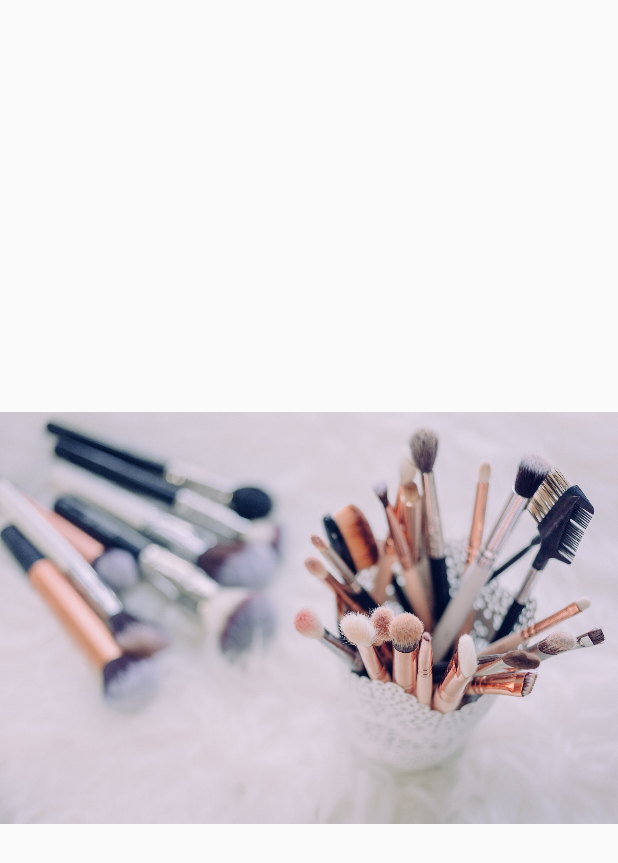
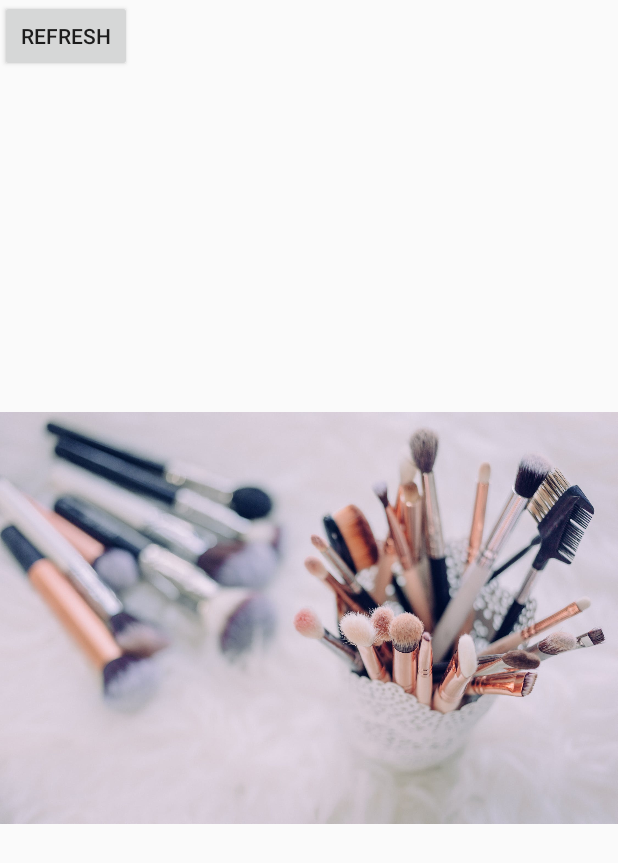
Before and after one commit to tiensi/RikaiPic, an Android app: the layout activity_rikai_pic_collapsed.xml on its own in the app's theme, with its tools: preview values and no code run, on a phone screen of 412 x 824 dp. Shown: the top 863 px of the screen. Run offline under Robolectric (Android 15) with nearby library versions, the phone set to English and light mode, and no system bars.

Commit message:
Added demo logic, ondestroy methods, cleaned up accuracy of content and display

```diff
--- a/app/src/main/java/com/tiensinoakuma/rikaipic/api/pexels/PexelsModel.kt
+++ b/app/src/main/java/com/tiensinoakuma/rikaipic/api/pexels/PexelsModel.kt
@@ -4,4 +4,4 @@ data class PexelsResponse(val page: Int, val perPage: Int, val photos: List<Pexe
 
 data class PexelsPhoto(val id: Int, val url: String, val photographer: String, val src: PexelsImageSource)
 
-data class PexelsImageSource(val original: String, val tiny: String, val small: String, val medium: String)
+data class PexelsImageSource(val original: String, val tiny: String, val small: String, val medium: String, val large: String)
--- a/app/src/main/java/com/tiensinoakuma/rikaipic/ui/RikaiPicContract.kt
+++ b/app/src/main/java/com/tiensinoakuma/rikaipic/ui/RikaiPicContract.kt
@@ -16,5 +16,6 @@ class RikaiPicContract {
     interface Presenter : TranslationAdapter.TranslationListener {
         fun onCreate()
         fun onImageLoaded(resource: Bitmap)
+        fun onDestroy()
     }
 }
--- a/app/src/main/java/com/tiensinoakuma/rikaipic/ui/TranslationAdapter.kt
+++ b/app/src/main/java/com/tiensinoakuma/rikaipic/ui/TranslationAdapter.kt
@@ -46,4 +46,10 @@ class TranslationAdapter(val listener: TranslationListener) : RecyclerView.Adapt
         translations.add(text)
         notifyItemInserted(itemCount - 1)
     }
+
+    fun clear() {
+        val size = translations.size
+        translations.clear()
+        notifyItemRangeRemoved(0, size)
+    }
 }
--- a/app/src/main/res/layout/activity_rikai_pic_collapsed.xml
+++ b/app/src/main/res/layout/activity_rikai_pic_collapsed.xml
@@ -14,7 +14,7 @@
 
     <View
         android:id="@+id/imageOverlay"
-        android:layout_width="150dp"
+        android:layout_width="@dimen/overlay_width"
         android:layout_height="match_parent"
         android:background="@drawable/image_gradient"
         app:layout_constraintLeft_toRightOf="parent" />
@@ -43,8 +43,8 @@
 
     <android.support.v7.widget.RecyclerView
         android:id="@+id/translationList"
-        android:layout_width="150dp"
-        android:layout_height="150dp"
+        android:layout_width="@dimen/overlay_width"
+        android:layout_height="256dp"
         app:layout_constraintBottom_toBottomOf="parent"
         app:layout_constraintLeft_toLeftOf="@id/imageOverlay"
         app:layout_constraintTop_toTopOf="parent"
@@ -60,4 +60,10 @@
         app:layout_constraintRight_toRightOf="parent"
         app:layout_constraintTop_toTopOf="parent" />
 
+    <!--todo remove this after demo -->
+    <Button
+        android:id="@+id/update"
+        android:layout_width="wrap_content"
+        android:layout_height="wrap_content"
+        android:text="Refresh"/>
 </android.support.constraint.ConstraintLayout>
--- a/app/src/main/res/values/dimens.xml
+++ b/app/src/main/res/values/dimens.xml
@@ -1,4 +1,5 @@
 <?xml version="1.0" encoding="utf-8"?>
 <resources>
     <dimen name="overlay_radius">4dp</dimen>
+    <dimen name="overlay_width">168dp</dimen>
 </resources>
```
Also changed, not shown: app/src/main/java/com/tiensinoakuma/rikaipic/ui/RikaiPicActivity.kt (+15 -1 lines), app/src/main/java/com/tiensinoakuma/rikaipic/ui/RikaiPicPresenter.kt (+12 -4 lines), app/src/main/res/layout/activity_rikai_pic_expanded.xml (+10 -4 lines).
